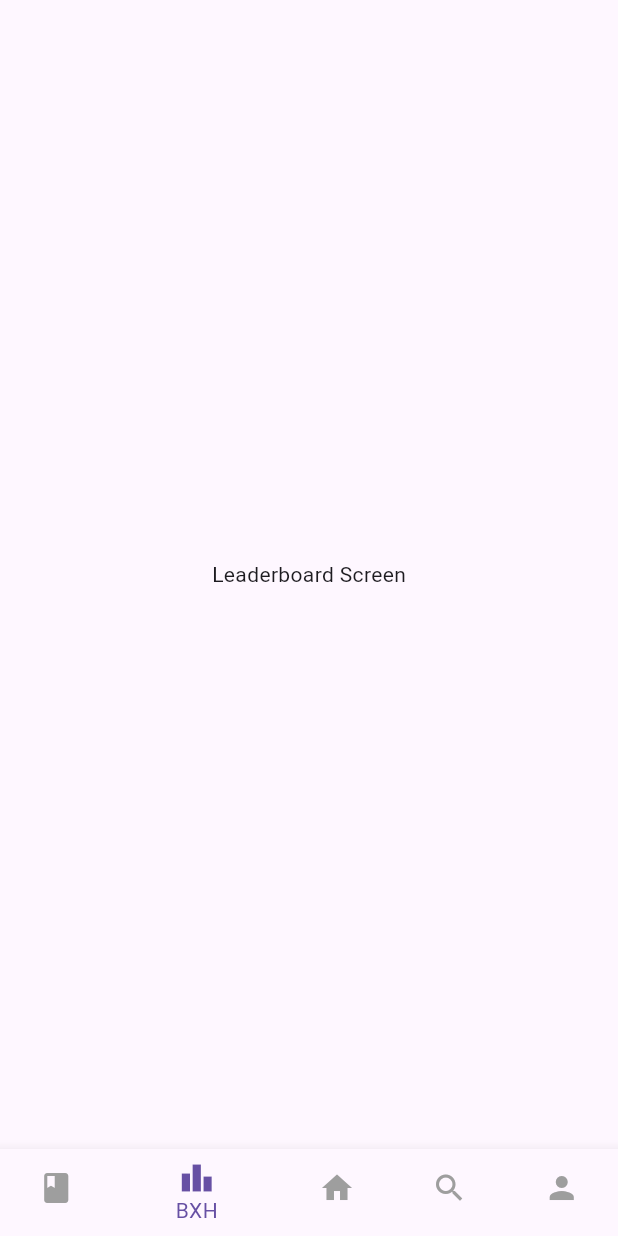
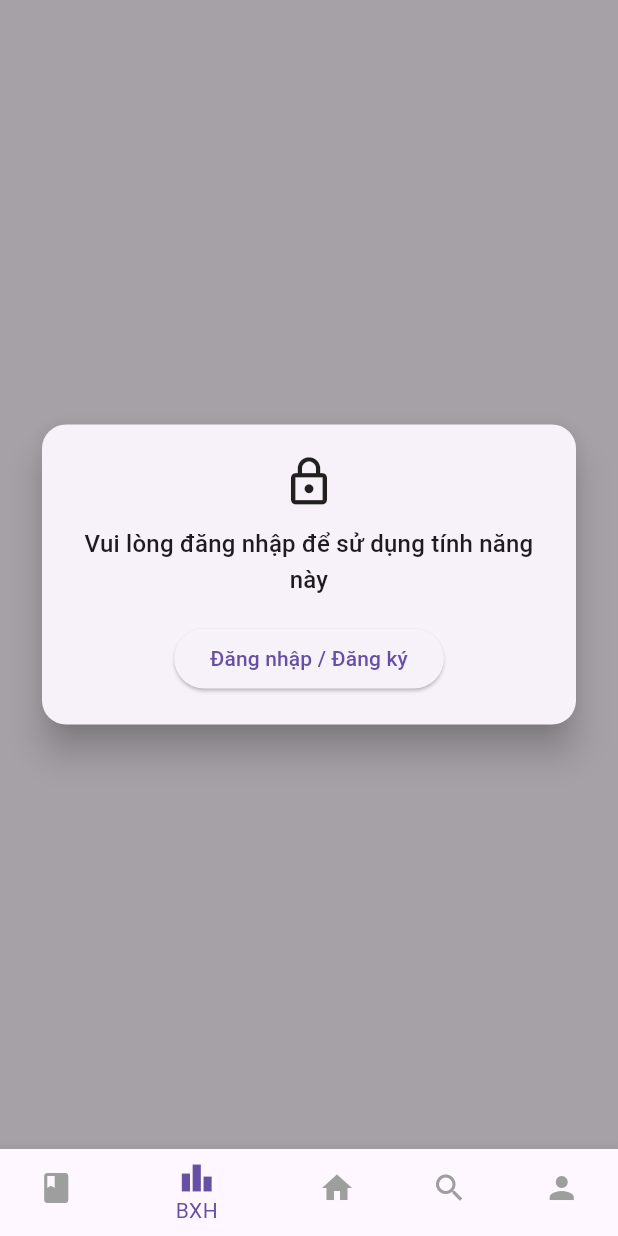
Before and after one commit to ZordDevzz/sky_book, a Flutter app: the AppNavigation screen opened directly, item 2 of the bottom bar chosen, on a phone screen of 412 x 824 dp. Run offline on Flutter 3.47's test engine with Material 3 defaults, Android fonts, the phone set to English and light mode, and no system bars; our stand-ins replace flutter_dotenv, shared_preferences; missing offline and left inert: postgres; accounts and stored records are empty.

Commit message:
Restrict mode, guest permission
+ Implemented restriction to authentication
+ Implemented guest permissions, mode
+ Updated languages translation

```diff
--- a/lib/navigation/app_navigation.dart
+++ b/lib/navigation/app_navigation.dart
@@ -5,6 +5,7 @@ import 'package:sky_book/screens/home/home_screen.dart';
 import 'package:sky_book/screens/leaderboard/leaderboard_screen.dart';
 import 'package:sky_book/screens/profile/profile_screen.dart';
 import 'package:sky_book/screens/shelf/shelf_screen.dart';
+import 'package:sky_book/services/auth_provider.dart';
 import 'package:sky_book/services/language_provider.dart';
 
 class AppNavigation extends StatefulWidget {
--- a/lib/screens/leaderboard/leaderboard_screen.dart
+++ b/lib/screens/leaderboard/leaderboard_screen.dart
@@ -1,14 +1,91 @@
+import 'dart:ui';
+
 import 'package:flutter/material.dart';
+import 'package:provider/provider.dart';
+import 'package:sky_book/screens/auth/auth_screen.dart';
+import 'package:sky_book/services/auth_provider.dart';
+import 'package:sky_book/services/language_provider.dart';
 
 class LeaderboardScreen extends StatelessWidget {
   const LeaderboardScreen({super.key});
 
   @override
   Widget build(BuildContext context) {
-    return const Scaffold(
-      body: Center(
-        child: Text('Leaderboard Screen'),
+    final auth = Provider.of<AuthProvider>(context);
+    final lang = Provider.of<LanguageProvider>(context);
+
+    return Scaffold(
+      body: Stack(
+        children: [
+          const Center(
+            child: Text('Leaderboard Screen'),
+          ),
+          if (auth.isGuest)
+            _GuestLockOverlay(
+              message: lang.t('login_required'),
+              actionLabel: lang.t('login_or_register'),
+              onAction: () {
+                Navigator.of(context).push(
+                  MaterialPageRoute(builder: (_) => const AuthScreen()),
+                );
+              },
+            ),
+        ],
       ),
     );
   }
 }
+
+class _GuestLockOverlay extends StatelessWidget {
+  const _GuestLockOverlay({
+    required this.message,
+    required this.actionLabel,
+    required this.onAction,
+  });
+
+  final String message;
+  final String actionLabel;
+  final VoidCallback onAction;
+
+  @override
+  Widget build(BuildContext context) {
+    return Positioned.fill(
+      child: ClipRect(
+        child: BackdropFilter(
+          filter: ImageFilter.blur(sigmaX: 6, sigmaY: 6),
+          child: Container(
+            color: Colors.black.withOpacity(0.35),
+            alignment: Alignment.center,
+            padding: const EdgeInsets.symmetric(horizontal: 24),
+            child: Card(
+              elevation: 10,
+              shape: RoundedRectangleBorder(
+                borderRadius: BorderRadius.circular(16),
+              ),
+              child: Padding(
+                padding: const EdgeInsets.all(20.0),
+                child: Column(
+                  mainAxisSize: MainAxisSize.min,
+                  children: [
+                    const Icon(Icons.lock_outline, size: 36),
+                    const SizedBox(height: 12),
+                    Text(
+                      message,
+                      textAlign: TextAlign.center,
+                      style: Theme.of(context).textTheme.titleMedium,
+                    ),
+                    const SizedBox(height: 16),
+                    ElevatedButton(
+                      onPressed: onAction,
+                      child: Text(actionLabel),
+                    ),
+                  ],
+                ),
+              ),
+            ),
+          ),
+        ),
+      ),
+    );
+  }
+}
--- a/lib/services/language_provider.dart
+++ b/lib/services/language_provider.dart
@@ -14,6 +14,17 @@ class LanguageProvider with ChangeNotifier {
       'discover': 'Khám phá',
       'profile': 'Hồ sơ',
 
+      // Auth
+      'title_login': 'Đăng nhập',
+      'title_register': 'Tạo tài khoản',
+      'username': 'Tên đăng nhập',
+      'passw': 'Mật khẩu',
+      'repeat_passw': 'Nhập lại mật khẩu',
+      'login_btn': 'Đăng nhập',
+      'register_btn': 'Đăng ký',
+      'no_account': 'Chưa có tài khoản? Đăng ký ngay',
+      'has_account': 'Đã có tài khoản? Đăng nhập ngay',
+
       // Home
       'featured_books': 'Truyện Hot Tuần',
       'new_releases': 'Truyện mới',
@@ -22,18 +33,21 @@ class LanguageProvider with ChangeNotifier {
       'no_books_found': 'Không tìm thấy truyện nào',
       'book_rolete': 'Đọc một truyện ngẫu nhiên',
 
-
       // Profile props
       'avatar': 'Ảnh hồ sơ (URL)',
       'settings': 'Cài đặt',
       'dark_mode': 'Chế độ nền tối',
       'language': 'Ngôn ngữ',
       'edit_profile': 'Chỉnh sửa hồ sơ',
-      'name': 'Tên',
       'save': 'Lưu',
       'cancel': 'Hủy',
       'logout': 'Đăng xuất',
       'logout_toast': 'Hẹn gặp lại !',
+      'guest': 'Khách',
+      'guest_mode':
+          'Bạn đang ở chế độ khách. Hãy đăng nhập để lưu tủ sách và xem BXH.',
+      'login_or_register': 'Đăng nhập / Đăng ký',
+      'login_required': 'Vui lòng đăng nhập để sử dụng tính năng này',
     },
     'en': {
       // Navigation
@@ -42,6 +56,17 @@ class LanguageProvider with ChangeNotifier {
       'home': 'Home',
       'discover': 'Discover',
       'profile': 'Profile',
+
+      // Auth
+      'title_login': 'Login to Sky Book',
+      'title_register': 'Create a new account',
+      'username': 'Username',
+      'passw': 'Password',
+      'repeat_passw': 'Repeat password',
+      'login_btn': 'Login',
+      'register_btn': 'Register',
+      'no_account': 'Don\'t have an account? Register now',
+      'has_account': 'Has an account already? Login now',
 
       // Home
       'featured_books': 'Featured',
@@ -56,11 +81,15 @@ class LanguageProvider with ChangeNotifier {
       'dark_mode': 'Dark Mode',
       'language': 'Language',
       'edit_profile': 'Edit Profile',
-      'name': 'Name',
       'save': 'Save',
       'cancel': 'Cancel',
       'logout': 'Log out',
       'logout_toast': 'See you later !',
+      'guest': 'Guest',
+      'guest_mode':
+          'You are in guest mode. Sign in to save your shelf and view leaderboard.',
+      'login_or_register': 'Sign in / Register',
+      'login_required': 'Please sign in to use this feature',
     },
   };
 
```
Also changed, not shown: lib/main.dart (+11 -14 lines), lib/screens/auth/auth_screen.dart (+18 -9 lines), lib/screens/profile/profile_screen.dart (+22 -3 lines), lib/screens/shelf/shelf_screen.dart (+80 -3 lines), lib/services/auth_provider.dart (+9 -0 lines).
